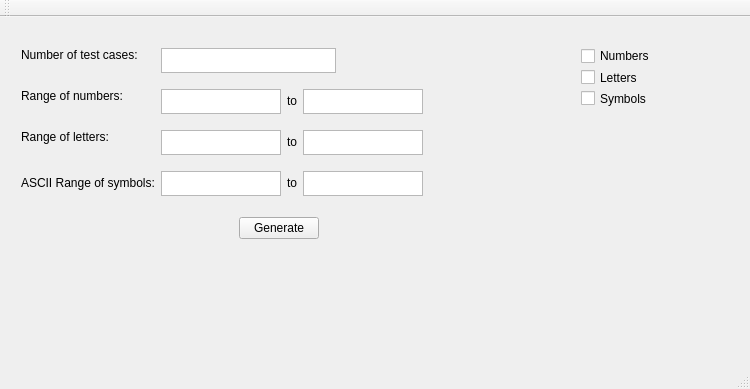
Before: the Qt Designer form mainwindow.ui in gowrusreevathsa/TestCases-Generator, drawn with Qt 5.
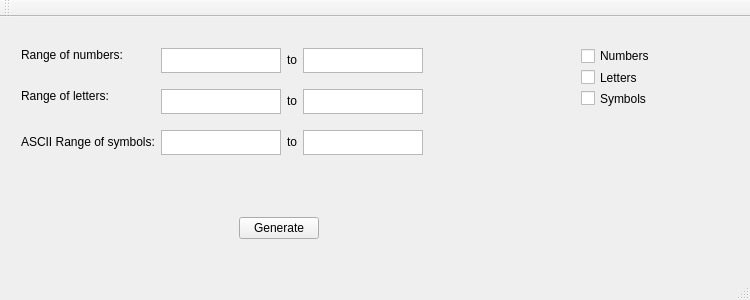
After: the same form once the commit is applied.

Commit message: Added main window.

What changed in the file:
```diff
--- a/mainwindow.ui
+++ b/mainwindow.ui
@@ -10,7 +10,7 @@
     <x>0</x>
     <y>0</y>
     <width>750</width>
-    <height>389</height>
+    <height>300</height>
    </rect>
   </property>
   <property name="sizePolicy">
@@ -22,13 +22,13 @@
   <property name="minimumSize">
    <size>
     <width>666</width>
-    <height>389</height>
+    <height>300</height>
    </size>
   </property>
   <property name="maximumSize">
    <size>
     <width>750</width>
-    <height>389</height>
+    <height>300</height>
    </size>
   </property>
   <property name="windowTitle">
@@ -105,41 +105,6 @@
         <number>16</number>
        </property>
        <item row="0" column="0">
-        <widget class="QLabel" name="numCases">
-         <property name="sizePolicy">
-          <sizepolicy hsizetype="Fixed" vsizetype="Fixed">
-           <horstretch>0</horstretch>
-           <verstretch>0</verstretch>
-          </sizepolicy>
-         </property>
-         <property name="text">
-          <string>Number of test cases: </string>
-         </property>
-        </widget>
-       </item>
-       <item row="0" column="1">
-        <widget class="QTextEdit" name="textEdit">
-         <property name="sizePolicy">
-          <sizepolicy hsizetype="Fixed" vsizetype="Fixed">
-           <horstretch>0</horstretch>
-           <verstretch>0</verstretch>
-          </sizepolicy>
-         </property>
-         <property name="minimumSize">
-          <size>
-           <width>175</width>
-           <height>25</height>
-          </size>
-         </property>
-         <property name="maximumSize">
-          <size>
-           <width>175</width>
-           <height>25</height>
-          </size>
-         </property>
-        </widget>
-       </item>
-       <item row="1" column="0">
         <widget class="QLabel" name="label">
          <property name="sizePolicy">
           <sizepolicy hsizetype="Fixed" vsizetype="Fixed">
@@ -152,7 +117,7 @@
          </property>
         </widget>
        </item>
-       <item row="1" column="1">
+       <item row="0" column="1">
         <layout class="QHBoxLayout" name="horizontalLayout_4">
          <item>
           <widget class="QPlainTextEdit" name="plainTextEdit">
@@ -207,7 +172,7 @@
          </item>
         </layout>
        </item>
-       <item row="2" column="0">
+       <item row="1" column="0">
         <widget class="QLabel" name="label_3">
          <property name="sizePolicy">
           <sizepolicy hsizetype="Fixed" vsizetype="Fixed">
@@ -220,7 +185,7 @@
          </property>
         </widget>
        </item>
-       <item row="2" column="1">
+       <item row="1" column="1">
         <layout class="QHBoxLayout" name="horizontalLayout">
          <item>
           <widget class="QPlainTextEdit" name="plainTextEdit_4">
@@ -275,14 +240,14 @@
          </item>
         </layout>
        </item>
-       <item row="3" column="0">
+       <item row="2" column="0">
         <widget class="QLabel" name="label_5">
          <property name="text">
           <string>ASCII Range of symbols:</string>
          </property>
         </widget>
        </item>
-       <item row="3" column="1">
+       <item row="2" column="1">
         <layout class="QHBoxLayout" name="horizontalLayout_3">
          <item>
           <widget class="QPlainTextEdit" name="plainTextEdit_6">
```
The commit also changes 2 other files.
